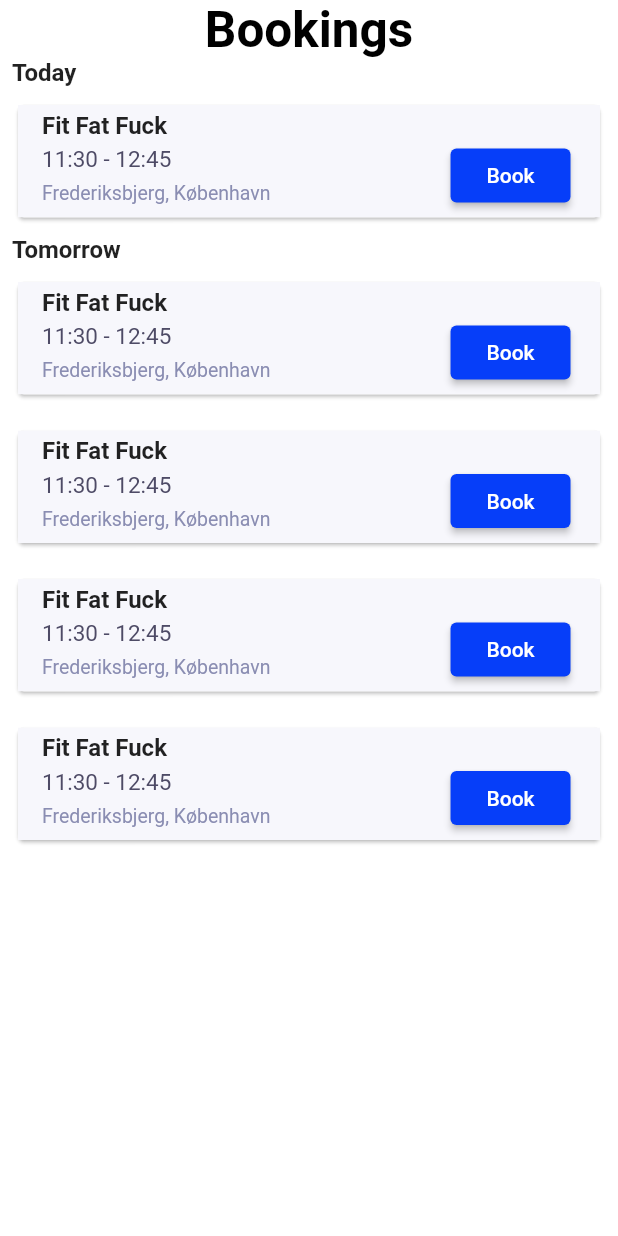
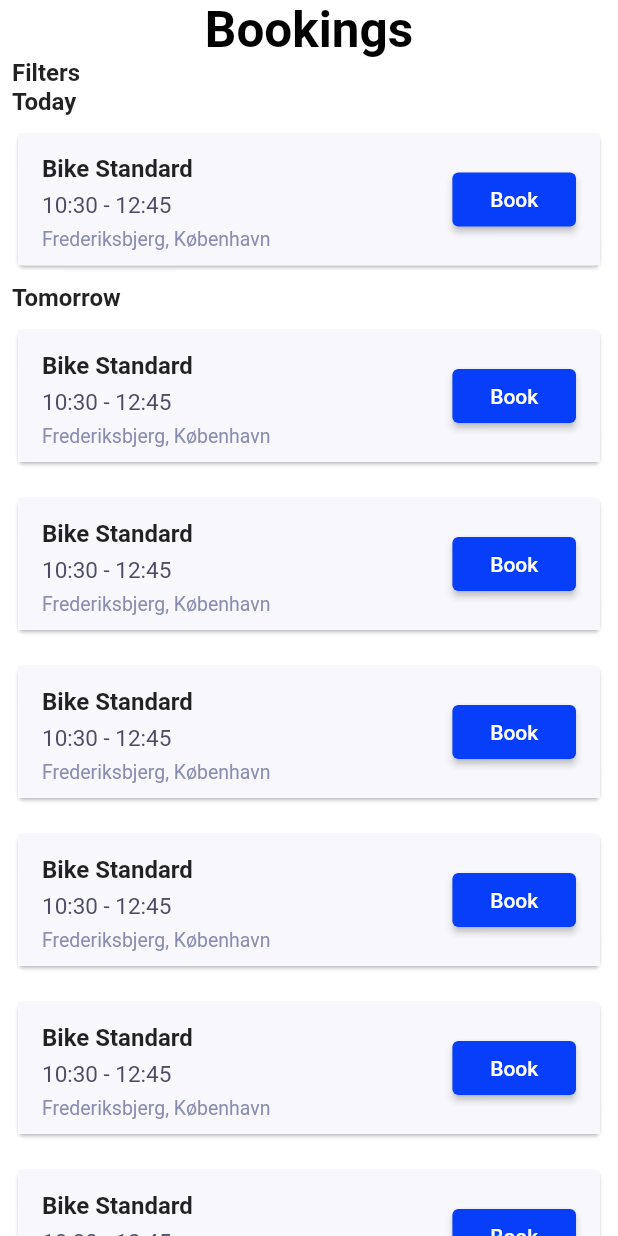
Before and after one commit to beefitten/BeefitMember.Application, a Flutter app: the screen it shows after launch, on a phone screen of 412 x 824 dp. Run offline on Flutter 3.47's test engine with Material 2 defaults, Android fonts, the phone set to English and light mode, and no system bars; our stand-ins replace carousel_slider, equatable, flutter_bloc, flutter_secure_storage, flutter_svg, smooth_page_indicator; missing offline and left inert: flutter_displaymode.

Commit message:
classes in bookingsdone but still need dot indicator

```diff
--- /dev/null
+++ b/lib/bookings/pages/bookings_list/booking_card.dart
@@ -0,0 +1,114 @@
+import 'package:flutter/cupertino.dart';
+import 'package:flutter/material.dart';
+
+class BookingCard extends StatefulWidget {
+  final String timeStart, timeEnd, className, place, city;
+
+  const BookingCard({Key? key, required this.timeStart, required this.timeEnd, required this.className, required this.place, required this.city}) : super(key: key);
+
+  @override
+  _BookingCardState createState() => _BookingCardState();
+}
+
+class _BookingCardState extends State<BookingCard> {
+  bool _isBooked = false;
+
+  handleBook() {
+    setState(() {
+      _isBooked = !_isBooked;
+    });
+  }
+
+  @override
+  Widget build(BuildContext context) {
+    final green = Color.fromRGBO(0, 186, 136, 1);
+    final blue = Color.fromRGBO(6, 62, 249, 1);
+
+    String className = widget.className;
+    String timeStart = widget.timeStart;
+    String timeEnd = widget.timeEnd;
+    String place = widget.place;
+    String city = widget.city;
+
+    final generalHeaderText = (String txt) => Padding(
+      padding: const EdgeInsets.only(top: 10),
+      child: Text(
+            txt,
+            style: TextStyle(
+              fontWeight: FontWeight.bold,
+              fontSize: 16.0,
+            ),
+          ),
+    );
+
+    final subtext = (String txt) => Padding(
+          padding: EdgeInsets.only(bottom: 6.0, top: 6.0),
+          child: Text(
+            txt,
+            style: TextStyle(
+                fontSize: 15.0, color: Color.fromRGBO(78, 75, 102, 1)),
+          ),
+        );
+
+    final locationText = (String txt) => Padding(
+      padding: const EdgeInsets.only(bottom: 6.0),
+      child: Text(
+            txt,
+            style: TextStyle(
+                fontSize: 13.0, color: Color.fromRGBO(138, 141, 178, 1)),
+          ),
+    );
+
+    final bookBtn = ElevatedButton(
+      onPressed: () {
+        handleBook();
+      },
+      child: Text(this._isBooked ? "Booked" : "Book"),
+      style: ElevatedButton.styleFrom(primary: this._isBooked ? green : blue),
+    );
+
+    final card = Column(
+      children: [
+        Padding(
+          padding: const EdgeInsets.all(8.0),
+          child: Card(
+            child: Stack(
+              alignment: Alignment.centerRight,
+              children: [
+                ListTile(
+                    title: generalHeaderText("$className"),
+                    subtitle: Row(
+                      mainAxisAlignment: MainAxisAlignment.start,
+                      children: [
+                        Column(
+                          children: [
+                            subtext("$timeStart - $timeEnd"),
+                            locationText("$place, $city")
+                          ],
+                          mainAxisAlignment: MainAxisAlignment.start,
+                          crossAxisAlignment: CrossAxisAlignment.start,
+                        ),
+                        SizedBox(
+                          width: MediaQuery.of(context).size.width * 0.25,
+                        ),
+                      ],
+                    ),
+                    tileColor: Color.fromRGBO(247, 247, 252, 1)),
+                    Padding(
+                      padding: const EdgeInsets.only(right: 16.0),
+                      child: SizedBox(
+                        child: bookBtn,
+                        width: MediaQuery.of(context).size.width * 0.2),
+                    )
+              ],
+            ),
+          ),
+        ),
+      ],
+    );
+
+    return Container(
+      child: card,
+    );
+  }
+}
--- a/lib/bookings/pages/bookings_list/bookings_list.dart
+++ b/lib/bookings/pages/bookings_list/bookings_list.dart
@@ -1,3 +1,4 @@
+import 'package:beefitmember_application/bookings/pages/bookings_list/booking_card.dart';
 import 'package:flutter/cupertino.dart';
 import 'package:flutter/material.dart';
 
@@ -19,16 +20,12 @@ class _ClassesState extends State<Classes> {
 
   @override
   Widget build(BuildContext context) {
-    final green = Color.fromRGBO(0, 186, 136, 1);
-    final blue = Color.fromRGBO(6, 62, 249, 1);
-
-    String className = "Fit Fat Fuck";
-    String timeStart = "11:30";
+    String topicHeaderText = "Bookings";
+    String timeStart = "10:30";
     String timeEnd = "12:45";
+    String className = "Bike Standard";
     String place = "Frederiksbjerg";
     String city = "København";
-
-    String topicHeaderText = "Bookings";
 
     final topic = Text("$topicHeaderText",
         textAlign: TextAlign.center,
@@ -39,77 +36,22 @@ class _ClassesState extends State<Classes> {
         ));
 
     final generalText = (String txt) => Padding(
-      padding: const EdgeInsets.fromLTRB(8, 0, 0, 0),
-      child: Text(
+          padding: const EdgeInsets.fromLTRB(8, 0, 0, 0),
+          child: Text(
             txt,
             style: TextStyle(
               fontWeight: FontWeight.bold,
               fontSize: 16.0,
             ),
           ),
-    );
-
-    final generalHeaderText = (String txt) => Text(
-          txt,
-          style: TextStyle(
-            fontWeight: FontWeight.bold,
-            fontSize: 16.0,
-          ),
         );
 
-    final subtext = (String txt) => Padding(
-      padding: EdgeInsets.only(bottom: 6.0),
-      child: Text(
-            txt,
-            style:
-                TextStyle(fontSize: 15.0, color: Color.fromRGBO(78, 75, 102, 1)),
-          ),
-    );
-
-    final locationText = (String txt) => Text(
-          txt,
-          style: TextStyle(
-              fontSize: 13.0, color: Color.fromRGBO(138, 141, 178, 1)),
-        );
-
-    final bookBtn = ElevatedButton(
-      onPressed: () {
-        handleBook();
-      },
-      child: Text(this._isBooked ? "Booked" : "Book"),
-      style: ElevatedButton.styleFrom(primary: _isBooked ? green : blue),
-
-    );
-
-    final list = Column(
-      children: [
-        Padding(
-          padding: const EdgeInsets.all(8.0),
-          child: Card(
-            child: ListTile(
-                title: generalHeaderText("$className"),
-                subtitle: Row(
-                  mainAxisAlignment: MainAxisAlignment.start,
-                  children: [
-                    Column(
-                      children: [
-                        Row(
-                          children: [subtext("$timeStart - $timeEnd")],
-                        ),
-                        locationText("$place, $city")
-                      ],
-                      mainAxisAlignment: MainAxisAlignment.start,
-                      crossAxisAlignment: CrossAxisAlignment.start,
-                    ),
-                    SizedBox(width: 120.0,),
-                    SizedBox(child: bookBtn, width: 80.0)
-                  ],
-                ),
-                tileColor: Color.fromRGBO(247, 247, 252, 1)),
-          ),
-        ),
-      ],
-    );
+    final card = BookingCard(
+      className: className,
+      timeStart: timeStart,
+      timeEnd: timeEnd,
+      place: place,
+      city: city,);
 
     return Scaffold(
       backgroundColor: Colors.white,
@@ -117,13 +59,17 @@ class _ClassesState extends State<Classes> {
         shrinkWrap: true,
         children: <Widget>[
           topic,
+          generalText("Filters"),
           generalText("Today"),
-          list,
+          card,
           generalText("Tomorrow"),
-          list,
-          list,
-          list,
-          list,
+          card,
+          card,
+          card,
+          card,
+          card,
+          card,
+          card,
         ],
       ),
     );
```
